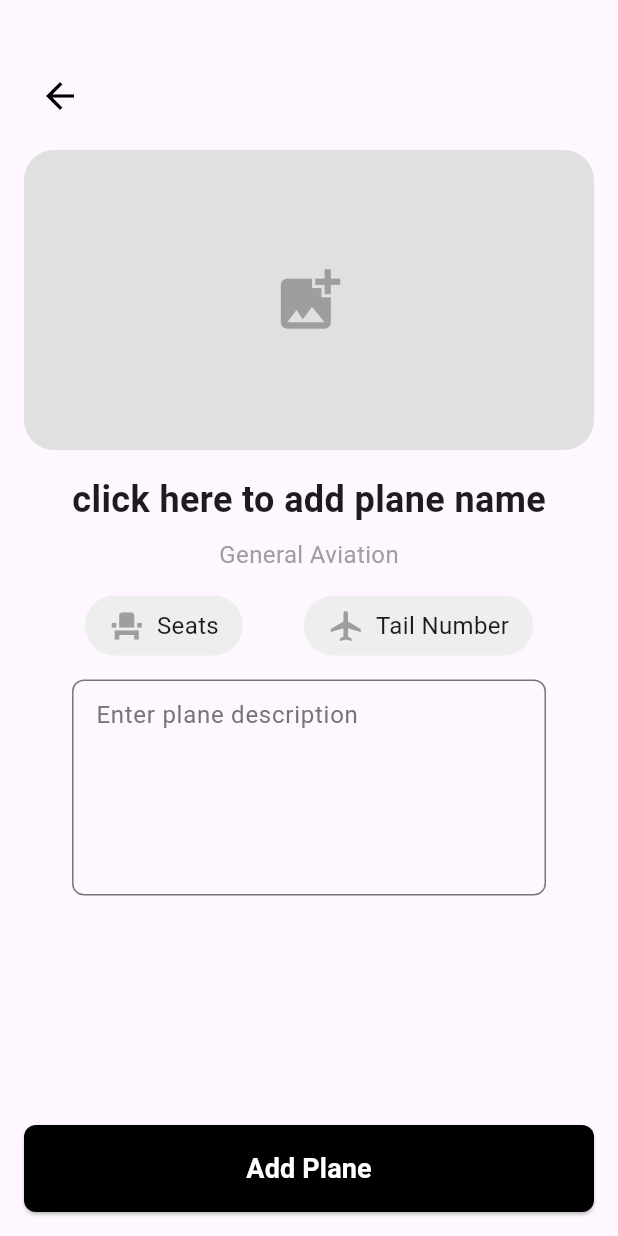
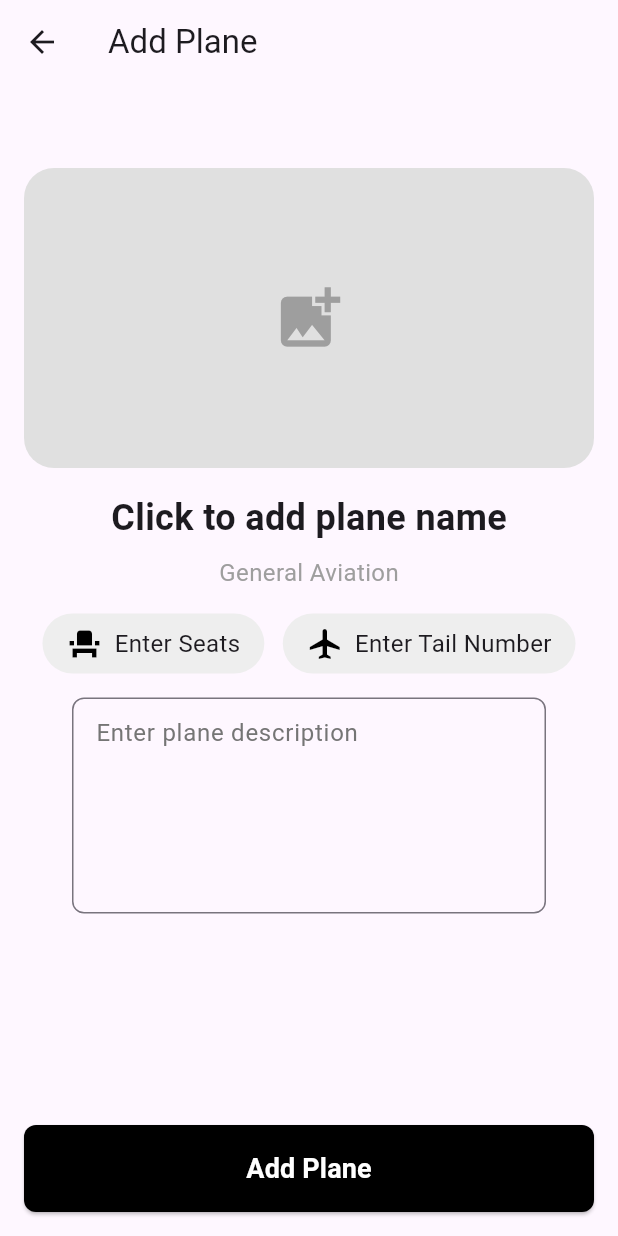
Before and after one commit to Lumichandesu/plane_borrow, a Flutter app: the AddPlane screen opened directly, on a phone screen of 412 x 824 dp. Run offline on Flutter 3.47's test engine with Material 3 defaults, Android fonts, the phone set to English and light mode, and no system bars; our stand-ins replace image_picker, shared_preferences; accounts and stored records are empty.

Commit message:
แก้ปุ่มกลับ AddPlane.dart

```diff
--- a/lib/Desige/Staff/AddPlane.dart
+++ b/lib/Desige/Staff/AddPlane.dart
@@ -11,15 +11,14 @@ class AddPlane extends StatefulWidget {
 
 class _AddPlaneState extends State<AddPlane> {
   File? _imageFile;
-  String _planeName = ''; // State for plane name
-  String _seats = ''; // State for seats
-  String _tailNumber = ''; // State for tail number
-  String _planeDescription = ''; // State for plane description
+  String _planeName = '';
+  String _seats = '';
+  String _tailNumber = '';
+  String _planeDescription = '';
 
   Future<void> _pickImage() async {
     final ImagePicker picker = ImagePicker();
-    final XFile? pickedFile =
-        await picker.pickImage(source: ImageSource.gallery);
+    final XFile? pickedFile = await picker.pickImage(source: ImageSource.gallery);
 
     if (pickedFile != null) {
       setState(() {
@@ -28,7 +27,6 @@ class _AddPlaneState extends State<AddPlane> {
     }
   }
 
-  // Function to show the confirmation alert
   void _showConfirmationDialog() {
     showDialog(
       context: context,
@@ -49,14 +47,14 @@ class _AddPlaneState extends State<AddPlane> {
             TextButton(
               child: const Text('Cancel'),
               onPressed: () {
-                Navigator.of(context).pop(); // Close the dialog
+                Navigator.of(context).pop();
               },
             ),
             TextButton(
               child: const Text('OK'),
               onPressed: () {
-                Navigator.of(context).pop(); // Close the dialog
-                _addPlane(); // Add the plane or submit the data
+                Navigator.of(context).pop();
+                _addPlane();
               },
             ),
           ],
@@ -65,37 +63,34 @@ class _AddPlaneState extends State<AddPlane> {
     );
   }
 
-  // Function to simulate adding a plane (for example purposes)
   void _addPlane() {
-    // Here, you would typically save or submit the plane data
     print('Plane Added');
     print(
         'Name: $_planeName, Seats: $_seats, Tail Number: $_tailNumber, Description: $_planeDescription');
-    // You can show a success message or navigate to another screen
+  }
+
+  void _goBack() {
+    Navigator.pop(context);
   }
 
   @override
   Widget build(BuildContext context) {
     return Scaffold(
+      appBar: AppBar(
+        title: const Text('Add Plane'),
+        leading: IconButton(
+          icon: const Icon(Icons.arrow_back),
+          onPressed: _goBack,
+        ),
+      ),
       body: Stack(
         children: [
-          // Back button
           Positioned(
             top: 40,
             left: 16,
-            child: IconButton(
-              icon: const Icon(Icons.arrow_back, color: Colors.black),
-              onPressed: () => Navigator.pop(context),
-              padding: const EdgeInsets.all(0),
-              iconSize: 28,
-              splashRadius: 24,
-            ),
-          ),
-          // Main content
-          Align(
-            alignment: Alignment.topCenter,
+            right: 16,
             child: SingleChildScrollView(
-              padding: const EdgeInsets.only(top: 100, left: 16, right: 16),
+              padding: const EdgeInsets.symmetric(vertical: 16),
               child: Column(
                 children: [
                   GestureDetector(
@@ -129,169 +124,43 @@ class _AddPlaneState extends State<AddPlane> {
                   const SizedBox(height: 16),
                   GestureDetector(
                     onTap: () {
-                      showDialog(
-                        context: context,
-                        builder: (BuildContext context) {
-                          return AlertDialog(
-                            title: const Text('Enter Plane Name'),
-                            content: TextField(
-                              autofocus: true,
-                              onChanged: (value) {
+                      _showTextInputDialog('Enter Plane Name', (value) {
                         setState(() {
                           _planeName = value;
                         });
-                              },
-                              decoration: const InputDecoration(
-                                hintText: 'Enter plane name',
-                              ),
-                            ),
-                            actions: <Widget>[
-                              TextButton(
-                                child: const Text('OK'),
-                                onPressed: () {
-                                  Navigator.of(context).pop();
-                                },
-                              ),
-                            ],
-                          );
-                        },
-                      );
+                      });
                     },
                     child: Text(
-                      _planeName.isEmpty
-                          ? 'click here to add plane name'
-                          : _planeName,
-                      style: const TextStyle(
-                        fontSize: 24,
-                        fontWeight: FontWeight.bold,
-                      ),
+                      _planeName.isEmpty ? 'Click to add plane name' : _planeName,
+                      style: const TextStyle(fontSize: 24, fontWeight: FontWeight.bold),
                     ),
                   ),
                   const SizedBox(height: 8),
                   const Text(
-                    'General Aviation', // Static text for category
-                    style: TextStyle(
-                      fontSize: 16,
-                      color: Colors.grey,
-                    ),
+                    'General Aviation',
+                    style: TextStyle(fontSize: 16, color: Colors.grey),
                   ),
                   const SizedBox(height: 16),
                   Row(
                     mainAxisAlignment: MainAxisAlignment.spaceEvenly,
                     children: [
-                      GestureDetector(
-                        onTap: () {
-                          showDialog(
-                            context: context,
-                            builder: (BuildContext context) {
-                              return AlertDialog(
-                                title: const Text('Enter Seats'),
-                                content: TextField(
-                                  keyboardType: TextInputType.number,
-                                  onChanged: (value) {
+                      _buildInputField('Enter Seats', _seats, (value) {
                         setState(() {
                           _seats = value;
                         });
-                                  },
-                                  decoration: const InputDecoration(
-                                    hintText: 'Enter number of seats',
-                                  ),
-                                ),
-                                actions: <Widget>[
-                                  TextButton(
-                                    child: const Text('OK'),
-                                    onPressed: () {
-                                      Navigator.of(context).pop();
-                                    },
-                                  ),
-                                ],
-                              );
-                            },
-                          );
-                        },
-                        child: Container(
-                          padding: const EdgeInsets.symmetric(
-                            vertical: 8,
-                            horizontal: 16,
-                          ),
-                          decoration: BoxDecoration(
-                            color: Colors.grey.shade200,
-                            borderRadius: BorderRadius.circular(20),
-                          ),
-                          child: Row(
-                            children: [
-                              const Icon(Icons.event_seat, color: Colors.grey),
-                              SizedBox(width: 8),
-                              Text(
-                                _seats.isEmpty ? 'Seats' : _seats,
-                                style: const TextStyle(fontSize: 16),
-                              ),
-                            ],
-                          ),
-                        ),
-                      ),
-                      GestureDetector(
-                        onTap: () {
-                          showDialog(
-                            context: context,
-                            builder: (BuildContext context) {
-                              return AlertDialog(
-                                title: const Text('Enter Tail Number'),
-                                content: TextField(
-                                  keyboardType: TextInputType.text,
-                                  onChanged: (value) {
+                      }, Icons.event_seat),
+                      _buildInputField('Enter Tail Number', _tailNumber, (value) {
                         setState(() {
                           _tailNumber = value;
                         });
-                                  },
-                                  decoration: const InputDecoration(
-                                    hintText: 'Enter tail number',
-                                  ),
-                                ),
-                                actions: <Widget>[
-                                  TextButton(
-                                    child: const Text('OK'),
-                                    onPressed: () {
-                                      Navigator.of(context).pop();
-                                    },
-                                  ),
-                                ],
-                              );
-                            },
-                          );
-                        },
-                        child: Container(
-                          padding: const EdgeInsets.symmetric(
-                            vertical: 8,
-                            horizontal: 16,
-                          ),
-                          decoration: BoxDecoration(
-                            color: Colors.grey.shade200,
-                            borderRadius: BorderRadius.circular(20),
-                          ),
-                          child: Row(
-                            children: [
-                              const Icon(Icons.airplanemode_active,
-                                  color: Colors.grey),
-                              SizedBox(width: 8),
-                              Text(
-                                _tailNumber.isEmpty
-                                    ? 'Tail Number'
-                                    : _tailNumber,
-                                style: const TextStyle(fontSize: 16),
-                              ),
-                            ],
-                          ),
-                        ),
-                      ),
+                      }, Icons.airplanemode_active),
                     ],
                   ),
                   const SizedBox(height: 16),
                   Padding(
                     padding: const EdgeInsets.symmetric(horizontal: 32),
                     child: TextField(
-                      maxLines:
-                          5, // Makes the text field multi-line for description
+                      maxLines: 5,
                       onChanged: (value) {
                         setState(() {
                           _planeDescription = value;
@@ -306,26 +175,22 @@ class _AddPlaneState extends State<AddPlane> {
                         ),
                         contentPadding: const EdgeInsets.all(12),
                       ),
-                      style: const TextStyle(
-                        fontSize: 16,
-                        color: Colors.black,
+                      style: const TextStyle(fontSize: 16, color: Colors.black),
                     ),
                   ),
-                  ),
-                  const SizedBox(height: 32), // Adds spacing before button
+                  const SizedBox(height: 32),
                 ],
               ),
             ),
           ),
-          // Add Plane Button
           Positioned(
             bottom: 16,
             left: 16,
             right: 16,
             child: ElevatedButton(
-              onPressed: _showConfirmationDialog, // Show confirmation dialog
+              onPressed: _showConfirmationDialog,
               style: ElevatedButton.styleFrom(
-                backgroundColor: Colors.black, // Black background
+                backgroundColor: Colors.black,
                 padding: const EdgeInsets.symmetric(vertical: 16),
                 shape: RoundedRectangleBorder(
                   borderRadius: BorderRadius.circular(8),
@@ -333,11 +198,7 @@ class _AddPlaneState extends State<AddPlane> {
               ),
               child: const Text(
                 'Add Plane',
-                style: TextStyle(
-                  color: Colors.white,
-                  fontSize: 18,
-                  fontWeight: FontWeight.bold,
-                ),
+                style: TextStyle(color: Colors.white, fontSize: 18, fontWeight: FontWeight.bold),
               ),
             ),
           ),
@@ -345,4 +206,67 @@ class _AddPlaneState extends State<AddPlane> {
       ),
     );
   }
+
+  Widget _buildInputField(
+      String hintText, String value, Function(String) onChanged, IconData icon) {
+    return GestureDetector(
+      onTap: () {
+        _showTextInputDialog(hintText, onChanged);
+      },
+      child: Container(
+        padding: const EdgeInsets.symmetric(vertical: 8, horizontal: 16),
+        decoration: BoxDecoration(
+          color: Colors.grey.shade200,
+          borderRadius: BorderRadius.circular(20),
+        ),
+        child: Row(
+          children: [
+            Icon(icon, color: Colors.black),
+            const SizedBox(width: 8),
+            Text(value.isEmpty ? hintText : value, style: const TextStyle(fontSize: 16)),
+          ],
+        ),
+      ),
+    );
   }
+
+  void _showTextInputDialog(String hintText, Function(String) onChanged) {
+    showDialog(
+      context: context,
+      builder: (BuildContext context) {
+        return AlertDialog(
+          title: Text('Enter $hintText'),
+          content: TextField(
+            autofocus: true,
+            onChanged: onChanged,
+            decoration: InputDecoration(hintText: hintText),
+          ),
+          actions: <Widget>[
+            TextButton(
+              child: const Text('OK'),
+              onPressed: () {
+                Navigator.of(context).pop();
+              },
+            ),
+          ],
+        );
+      },
+    );
+  }
+}
+
+class ListPlaneStaff extends StatelessWidget {
+  const ListPlaneStaff({super.key});
+
+  @override
+  Widget build(BuildContext context) {
+    return Scaffold(
+      appBar: AppBar(
+        title: const Text('List Plane Staff'),
+      ),
+      body: const Center(
+        child: Text('List of planes for staff'),
+      ),
+    );
+  }
+}
```
Lines whose indentation alone changed are shown as unchanged.
